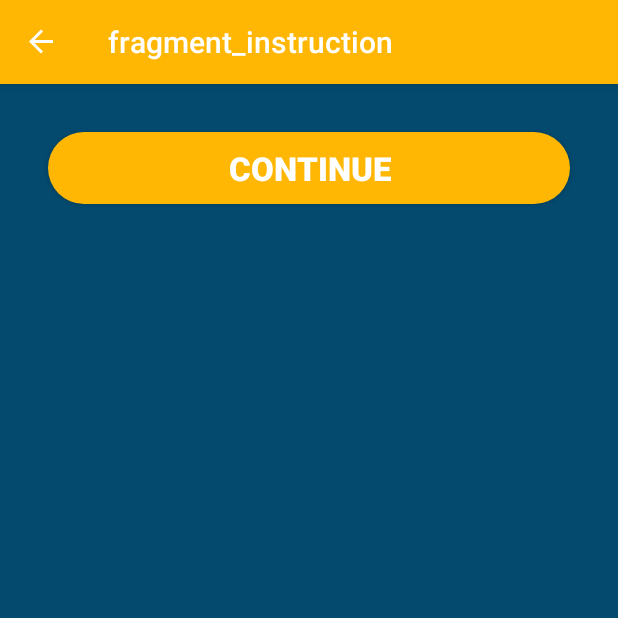
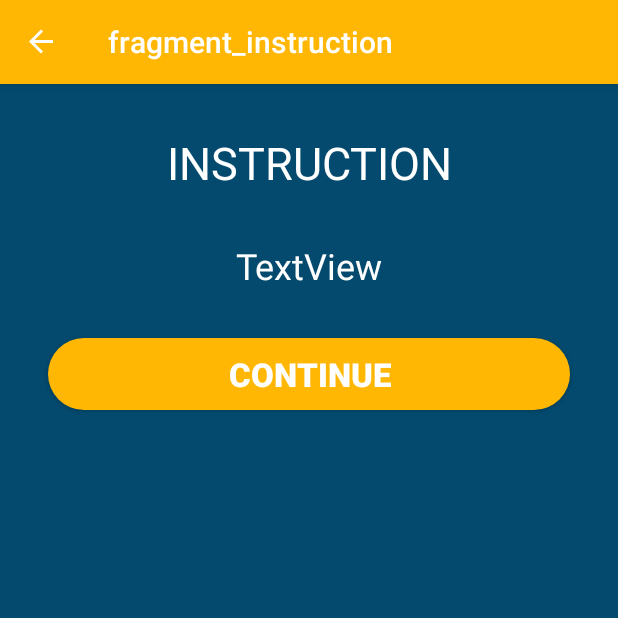
Before and after one commit to FAdiGabriele/firstUdacityProject, an Android app: the InstructionFragment screen opened through its navigation route, on a phone screen of 412 x 824 dp, the top half of it. Run offline under Robolectric (Android 15) with nearby library versions, the phone set to English and light mode, and no system bars; our stand-ins replace data binding, navigation-ui.

Commit message:
working on

```diff
--- a/app/src/main/res/layout/fragment_instruction.xml
+++ b/app/src/main/res/layout/fragment_instruction.xml
@@ -8,6 +8,30 @@
         android:background="@color/colorPrimaryDark"
         android:orientation="vertical"
         tools:context=".fragments.ui_controllers.InstructionFragment">
+
+        <TextView
+            android:id="@+id/textView"
+            android:layout_width="match_parent"
+            android:layout_height="wrap_content"
+            android:layout_marginStart="32dp"
+            android:layout_marginTop="32dp"
+            android:layout_marginEnd="32dp"
+            android:gravity="center"
+            android:text="@string/instruction"
+            android:textColor="#FFFFFF"
+            android:textSize="30sp" />
+
+        <TextView
+            android:id="@+id/textView2"
+            android:layout_width="match_parent"
+            android:layout_height="wrap_content"
+            android:layout_marginStart="32dp"
+            android:layout_marginTop="32dp"
+            android:layout_marginEnd="32dp"
+            android:gravity="center"
+            android:text="TextView"
+            android:textColor="#FFFFFF"
+            android:textSize="24sp" />
 
         <Button
             android:id="@+id/continue_button"
--- a/app/src/main/res/values/strings.xml
+++ b/app/src/main/res/values/strings.xml
@@ -19,6 +19,7 @@
 
     <!-- strings of InstructionFragment -->
     <string name="go_to_list">continue</string>
+    <string name="instruction">INSTRUCTION</string>
 
     <!-- strings for ShoeDateil & ShoeList -->
     <string name="shoe">added_shoe</string>
```
Also changed, not shown: 1 other file.
